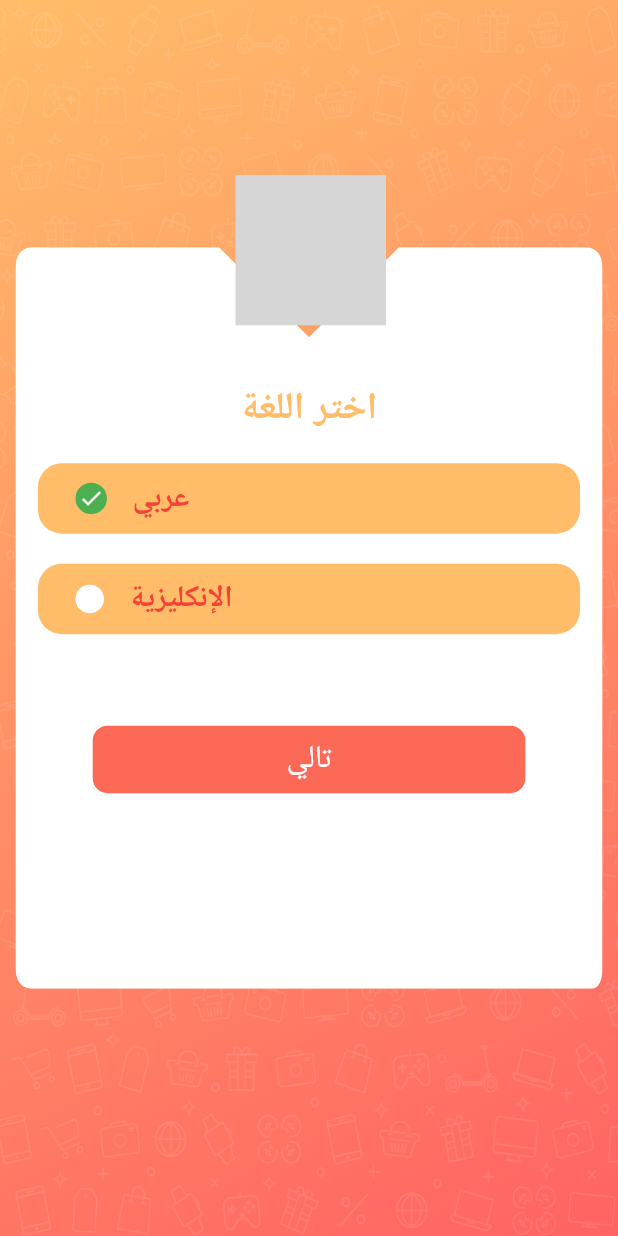
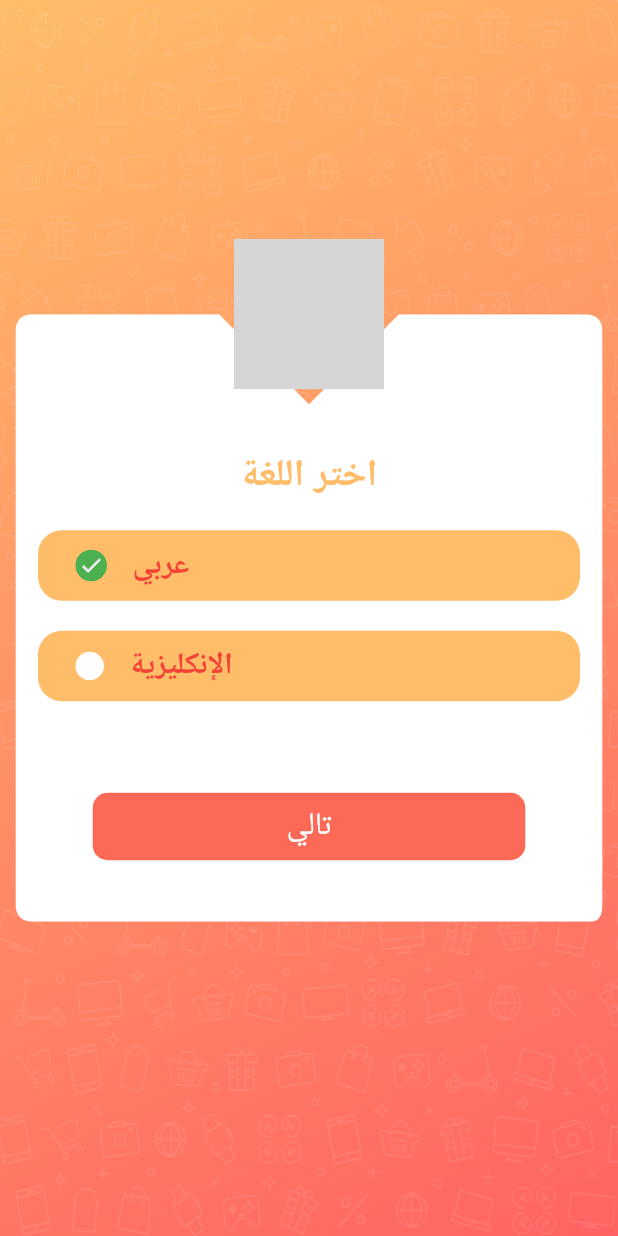
Before and after one commit to Riyasap12/e_shop_dubai, a Flutter app: the screen it shows after launch, on a phone screen of 412 x 824 dp. Run offline on Flutter 3.47's test engine with Material 2 defaults, Android fonts, the phone set to English and light mode, and no system bars; our stand-ins replace connectivity, country_code_picker, file_picker, firebase_auth, firebase_core, firebase_dynamic_links and 21 more; missing offline and left inert: flutter_downloader, flutter_html_to_pdf, flutter_webview_plugin, jaguar_jwt, version; accounts and stored records are empty; project files that could hold a hidden picture were left out; grey boxes are pictures that could not be loaded.

Commit message:
Change language bug fix ui

```diff
--- a/lib/Screen/change_language_screen.dart
+++ b/lib/Screen/change_language_screen.dart
@@ -50,7 +50,8 @@ class _ChangeLanguageState extends State<ChangeLanguage>  with TickerProviderSta
       backgroundColor:Theme.of(context).colorScheme.white,
       body: Container(
         decoration: back(),
-        child: Stack(
+        child:
+        Stack(
           children: [
             Image.asset(
               'assets/images/doodle.png',
@@ -59,15 +60,30 @@ class _ChangeLanguageState extends State<ChangeLanguage>  with TickerProviderSta
               height: double.infinity,
             ),
 
+            Transform.translate(
+              offset: Offset(0,-50),
+              child: Column(mainAxisAlignment: MainAxisAlignment.center,
+                children: [
+                  Transform.translate(
+                    offset: Offset(0, 50),
+                    child: SizedBox(
+                      width: 100,
+                      height: 100,
+                      child: SvgPicture.asset(
+                        'assets/images/loginlogo.svg',
+                        // color: Colors.blue,
+                      ),
+                    ),
+                  ),
                   Center(
                     child: ClipPath(
                       clipper: ContainerClipper(),
                       child: Container(
                         alignment: Alignment.center,
                         color: Theme.of(context).colorScheme.white,
-                  // padding: EdgeInsets.only(
-                  //     bottom: MediaQuery.of(context).viewInsets.bottom * 0.8),
-                  height: MediaQuery.of(context).size.height * 0.6,
+                        // margin: EdgeInsets.only(
+                        //     bottom: MediaQuery.of(context).size.width*.2,left: 30,right: 30,top: 60),
+                        // height: MediaQuery.of(context).size.height * 0.6,
                         width: MediaQuery.of(context).size.width * 0.95,
 
                         child: Padding(
@@ -185,23 +201,9 @@ class _ChangeLanguageState extends State<ChangeLanguage>  with TickerProviderSta
                       ),
                     ),
                   ),
-            Positioned(
-              // textDirection: Directionality.of(context),
-              left: (MediaQuery.of(context).size.width / 2) - 49,
-              // right: ((MediaQuery.of(context).size.width /2)-55),
-
-              top: (MediaQuery.of(context).size.height * 0.16-15
-              ),
-              //  bottom: height * 0.1,
-              child: SizedBox(
-                width: 100,
-                height: 100,
-                child: SvgPicture.asset(
-                  'assets/images/loginlogo.svg',
-                  // color: Colors.blue,
+                ],
               ),
             ),
-            )
           ],
         ),
       ),
```
Lines whose indentation alone changed are shown as unchanged.
